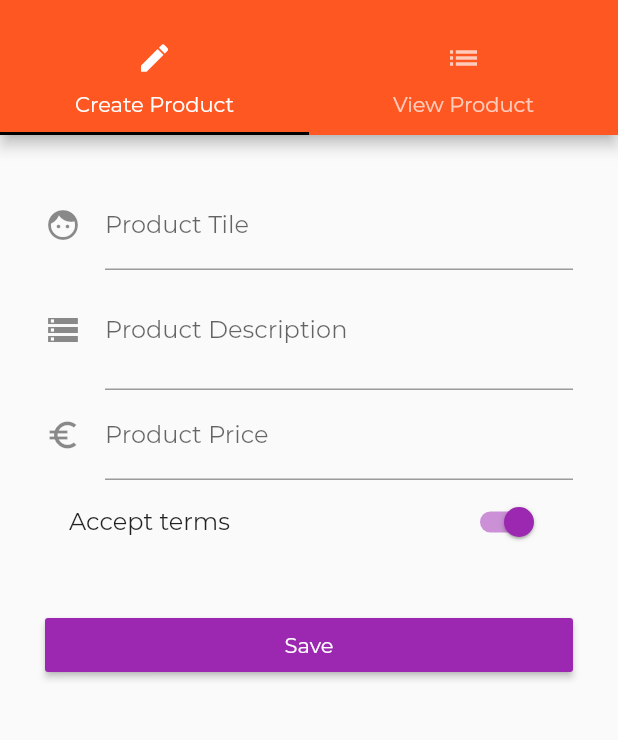
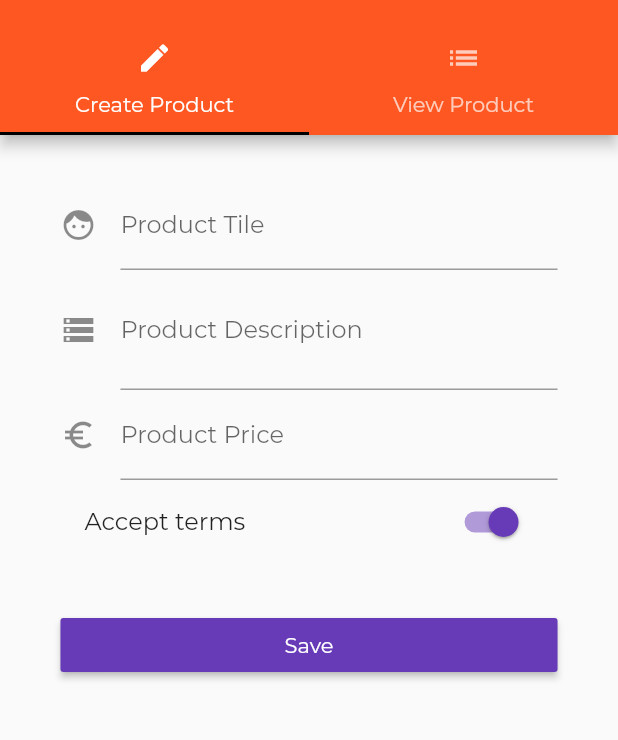
Before and after one commit to TheAlphamerc/FlutterApp, a Flutter app: the ProductAdminPage screen opened by its route, on a phone screen of 412 x 824 dp, the part 60-800 px from its top. Run offline on Flutter 3.47's test engine with Material 2 defaults, Android fonts, the phone set to English and light mode, and no system bars.

Commit message:
Code Refractoring, Media Query,

```diff
--- a/lib/pages/product_Create.dart
+++ b/lib/pages/product_Create.dart
@@ -14,23 +14,20 @@ class ProductCreatePageState extends State<ProductCreatePage> {
   String descriptionValue = '';
   double priceValue;
   bool acceptTerms = true;
-
-  @override
-  Widget build(BuildContext context) {
-    return Container(
-        padding: EdgeInsets.all(30),
-        child: ListView(
-          children: <Widget>[
-            TextField(
-              decoration: InputDecoration(
-                  labelText: 'Product Tile', icon: Icon(Icons.face)),
+  Widget _buildTitle() {
+    return TextField(
+      decoration:
+          InputDecoration(labelText: 'Product Tile', icon: Icon(Icons.face)),
       onChanged: (String value) {
         setState(() {
           titleValue = value;
         });
       },
-            ),
-            TextField(
+    );
+  }
+
+  Widget _buildDescription() {
+    return TextField(
       maxLines: 2,
       decoration: InputDecoration(
           labelText: 'Product Description', icon: Icon(Icons.storage)),
@@ -39,8 +36,11 @@ class ProductCreatePageState extends State<ProductCreatePage> {
           descriptionValue = value;
         });
       },
-            ),
-            TextField(
+    );
+  }
+
+  Widget _buildPrice() {
+    return TextField(
       decoration: InputDecoration(
           labelText: 'Product Price', icon: Icon(Icons.euro_symbol)),
       keyboardType: TextInputType.number,
@@ -49,8 +49,11 @@ class ProductCreatePageState extends State<ProductCreatePage> {
           priceValue = double.parse(value);
         });
       },
-            ),
-            SwitchListTile(
+    );
+  }
+
+  Widget _buildSwitchTile() {
+    return SwitchListTile(
       value: acceptTerms,
       onChanged: (value) {
         setState(() {
@@ -58,12 +61,12 @@ class ProductCreatePageState extends State<ProductCreatePage> {
         });
       },
       title: Text('Accept terms'),
-            ),
-            SizedBox(
-              height: 30,
-            ),
-            RaisedButton(
-              color: Theme.of(context).accentColor,
+    );
+  }
+
+  Widget _buildRaisedButton() {
+    return RaisedButton(
+
       textColor: Colors.white,
       child: Text('Save'),
       onPressed: () {
@@ -74,9 +77,30 @@ class ProductCreatePageState extends State<ProductCreatePage> {
           "image": "assets/food.jpg"
         };
         widget.addProduct(product);
-                Navigator.pushNamed(context, '/');
+        Navigator.pushNamed(context, '/home');
       },
-            )
+    );
+  }
+
+  @override
+  Widget build(BuildContext context) {
+    final double deviceWidth = MediaQuery.of(context).size.width;
+    final double targetWidth = deviceWidth > 550 ? 400 : deviceWidth * .95;
+    final double devicePadding = deviceWidth - targetWidth;
+    return Container(
+
+        padding: EdgeInsets.all(30),
+        child: ListView(
+          padding: EdgeInsets.symmetric(horizontal: devicePadding/2),
+          children: <Widget>[
+            _buildTitle(),
+            _buildDescription(),
+            _buildPrice(),
+            _buildSwitchTile(),
+            SizedBox(
+              height: 30,
+            ),
+            _buildRaisedButton()
           ],
         ));
   }
--- a/lib/pages/products.dart
+++ b/lib/pages/products.dart
@@ -1,6 +1,6 @@
 import 'package:flutter/material.dart';
 import 'package:flutter_app/pages/commonWidget/menu_Control.dart';
-import '../product_manager.dart';
+import 'package:flutter_app/widgets/products/Products.dart';
 
 class ProductsPage extends StatelessWidget {
   final List<Map<String, dynamic>> product;
@@ -17,14 +17,14 @@ class ProductsPage extends StatelessWidget {
           Center(
               child: GestureDetector(
             child: Container(
-              child: Icon(Icons.add),
+              child: Icon(Icons.favorite),
               padding: EdgeInsets.all(15),
             ),
             onTap: () {},
           ))
         ],
       ),
-      body: ProductManager(product),
+      body: ProductListView(product),
     );
   }
 }
```
Also changed, not shown: lib/main.dart (+7 -3 lines), lib/pages/auth.dart (+73 -14 lines), lib/pages/commonWidget/menu_Control.dart (+10 -2 lines), lib/pages/product.dart (+6 -4 lines), lib/product_manager.dart (deleted, +0 -19 lines), lib/products.dart (deleted, +0 -78 lines), lib/widgets/products/Products.dart (added, +18 -0 lines), lib/widgets/products/address_tag.dart (added, +17 -0 lines), lib/widgets/products/price_tag.dart (added, +20 -0 lines), lib/widgets/products/product_card.dart (added, +62 -0 lines), lib/widgets/ui_elements/title_default.dart (added, +16 -0 lines). Lines whose indentation alone changed are shown as unchanged.
